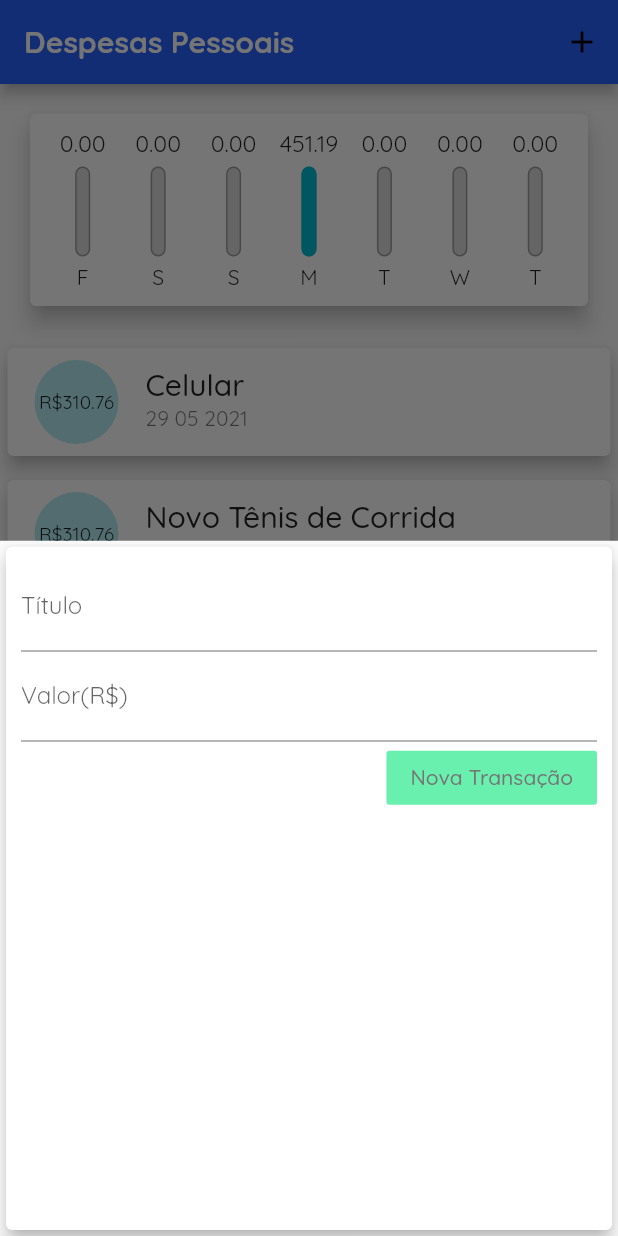
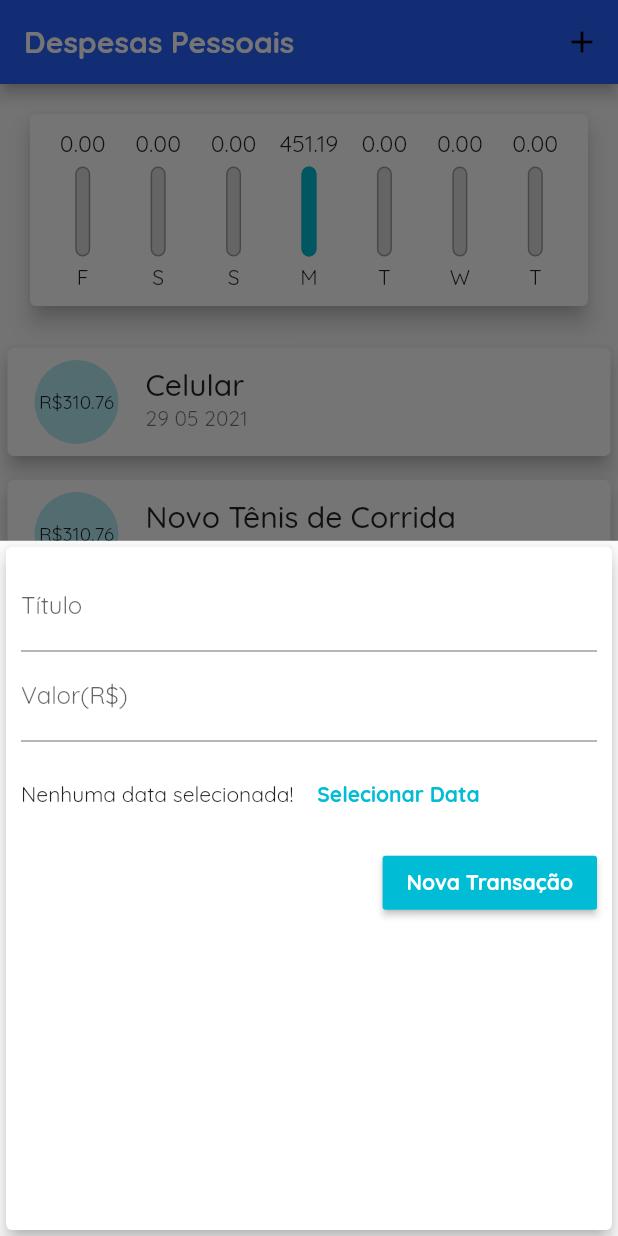
Before and after one commit to isaacwrk/Expenses-flutter, a Flutter app: the screen it shows after launch, after a tap on the "add" icon, on a phone screen of 412 x 824 dp. Run offline on Flutter 3.47's test engine with Material 2 defaults, Android fonts, the phone set to English and light mode, and no system bars.

Commit message:
ajustes nos widgets

```diff
--- a/lib/components/transaction_form.dart
+++ b/lib/components/transaction_form.dart
@@ -1,3 +1,5 @@
+
+
 import 'package:flutter/material.dart';
 
 class TransactionForm extends StatefulWidget {
@@ -48,13 +50,27 @@ class _TransactionFormState extends State<TransactionForm> {
                         labelText: 'Valor(R\$)',
                       )
                     ),
+                    Container(
+                      height: 70,
+                      child: Row
+                      (children: [
+                        Text('Nenhuma data selecionada!'),
+                        FlatButton(
+                          textColor: Theme.of(context).primaryColor,
+                          child: Text('Selecionar Data',style: TextStyle(
+                            fontWeight: FontWeight.bold
+                          ),),
+                          onPressed: (){},
+                        )
+                      ],),
+                    ),
                     Row(
                       mainAxisAlignment: MainAxisAlignment.end,
                       children: [
-                        FlatButton(
-                          child: Text('Nova Transação'),
-                          color: Colors.greenAccent,
-                          textColor: Colors.grey[600],
+                        RaisedButton(
+                          child: Text('Nova Transação', style: TextStyle(fontWeight: FontWeight.bold),),
+                          color: Theme.of(context).primaryColor,
+                          textColor: Colors.white,
                           onPressed: _submitForm,
                         ),
                       ],
--- a/lib/main.dart
+++ b/lib/main.dart
@@ -25,6 +25,10 @@ class ExpensesApp extends StatelessWidget {
             headline6:TextStyle(
               fontFamily:'QuickSand',
               fontSize:20,
+              fontWeight: FontWeight.bold
+            ),
+            button: TextStyle(
+              color: Colors.white,
               fontWeight: FontWeight.bold
             )
           )
```
